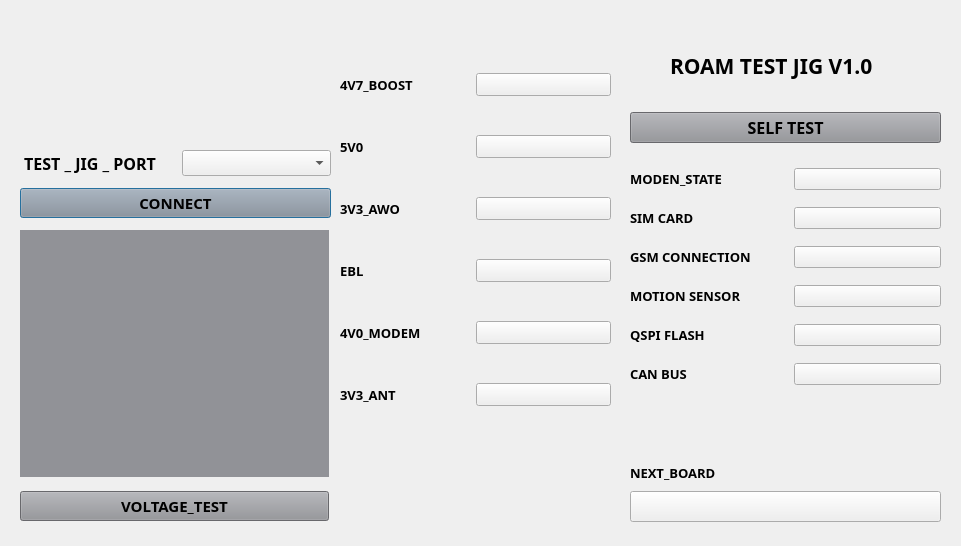
The window that dialog.ui (yaozong1/QT_testing_JIG) describes before a commit, drawn with Qt 5.
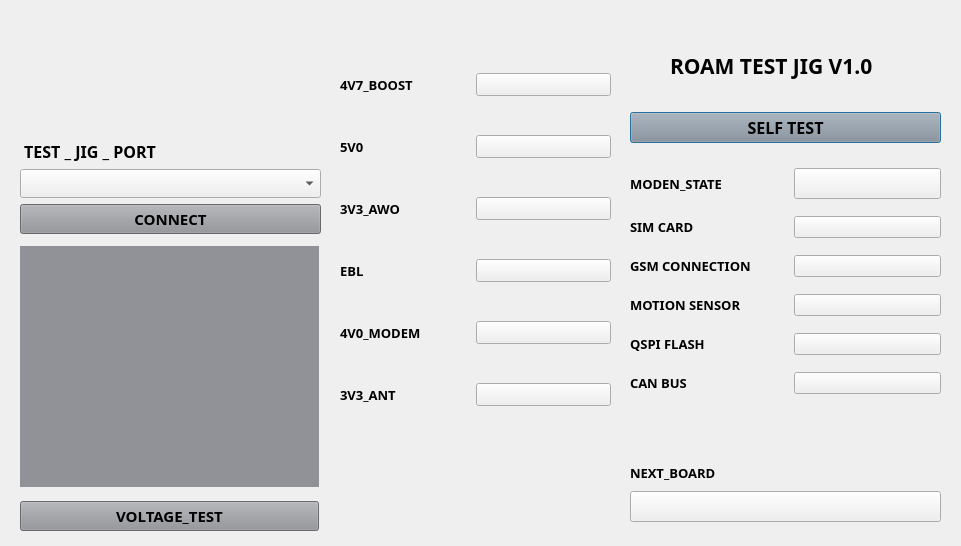
The same window after the commit. Icons and pictures are not drawn.

Commit message: Let the com show the name

The edit to the form file:
```diff
--- a/dialog.ui
+++ b/dialog.ui
@@ -67,205 +67,6 @@
     <string>ROAM TEST JIG V1.0</string>
    </property>
   </widget>
-  <widget class="QWidget" name="layoutWidget">
-   <property name="geometry">
-    <rect>
-     <x>20</x>
-     <y>150</y>
-     <width>311</width>
-     <height>371</height>
-    </rect>
-   </property>
-   <layout class="QVBoxLayout" name="verticalLayout_3">
-    <property name="leftMargin">
-     <number>0</number>
-    </property>
-    <property name="rightMargin">
-     <number>0</number>
-    </property>
-    <item>
-     <layout class="QVBoxLayout" name="verticalLayout">
-      <property name="spacing">
-       <number>12</number>
-      </property>
-      <property name="leftMargin">
-       <number>0</number>
-      </property>
-      <property name="rightMargin">
-       <number>0</number>
-      </property>
-      <item>
-       <layout class="QHBoxLayout" name="horizontalLayout">
-        <item>
-         <widget class="QLabel" name="label">
-          <property name="font">
-           <font>
-            <family>Arial Black</family>
-            <pointsize>12</pointsize>
-            <weight>75</weight>
-            <italic>false</italic>
-            <bold>true</bold>
-           </font>
-          </property>
-          <property name="text">
-           <string> TEST _ JIG _ PORT</string>
-          </property>
-          <property name="wordWrap">
-           <bool>false</bool>
-          </property>
-          <property name="buddy">
-           <cstring>Cboxport</cstring>
-          </property>
-         </widget>
-        </item>
-        <item>
-         <widget class="QComboBox" name="Cboxport">
-          <property name="font">
-           <font>
-            <family>Arial Black</family>
-            <pointsize>10</pointsize>
-            <weight>75</weight>
-            <bold>true</bold>
-           </font>
-          </property>
-         </widget>
-        </item>
-       </layout>
-      </item>
-      <item>
-       <widget class="QPushButton" name="btn_open">
-        <property name="sizeIncrement">
-         <size>
-          <width>0</width>
-          <height>0</height>
-         </size>
-        </property>
-        <property name="baseSize">
-         <size>
-          <width>0</width>
-          <height>0</height>
-         </size>
-        </property>
-        <property name="font">
-         <font>
-          <family>Arial Black</family>
-          <pointsize>11</pointsize>
-          <weight>75</weight>
-          <bold>true</bold>
-         </font>
-        </property>
-        <property name="styleSheet">
-         <string notr="true">background-color: #919297; color: black;</string>
-        </property>
-        <property name="text">
-         <string>CONNECT</string>
-        </property>
-       </widget>
-      </item>
-     </layout>
-    </item>
-    <item>
-     <layout class="QVBoxLayout" name="verticalLayout_2">
-      <property name="spacing">
-       <number>14</number>
-      </property>
-      <property name="topMargin">
-       <number>6</number>
-      </property>
-      <property name="rightMargin">
-       <number>2</number>
-      </property>
-      <property name="bottomMargin">
-       <number>0</number>
-      </property>
-      <item>
-       <widget class="QTextEdit" name="textEdit_Recv">
-        <property name="sizePolicy">
-         <sizepolicy hsizetype="Expanding" vsizetype="Expanding">
-          <horstretch>0</horstretch>
-          <verstretch>2</verstretch>
-         </sizepolicy>
-        </property>
-        <property name="maximumSize">
-         <size>
-          <width>16777215</width>
-          <height>308</height>
-         </size>
-        </property>
-        <property name="sizeIncrement">
-         <size>
-          <width>0</width>
-          <height>0</height>
-         </size>
-        </property>
-        <property name="font">
-         <font>
-          <family>Arial Black</family>
-          <pointsize>10</pointsize>
-          <weight>75</weight>
-          <bold>true</bold>
-         </font>
-        </property>
-        <property name="cursor" stdset="0">
-         <cursorShape>IBeamCursor</cursorShape>
-        </property>
-        <property name="autoFillBackground">
-         <bool>false</bool>
-        </property>
-        <property name="styleSheet">
-         <string notr="true">background-color: #919297; color: black;</string>
-        </property>
-        <property name="frameShape">
-         <enum>QFrame::NoFrame</enum>
-        </property>
-        <property name="frameShadow">
-         <enum>QFrame::Raised</enum>
-        </property>
-        <property name="lineWidth">
-         <number>1</number>
-        </property>
-        <property name="midLineWidth">
-         <number>0</number>
-        </property>
-        <property name="readOnly">
-         <bool>false</bool>
-        </property>
-        <property name="acceptRichText">
-         <bool>false</bool>
-        </property>
-        <property name="textInteractionFlags">
-         <set>Qt::TextEditorInteraction</set>
-        </property>
-       </widget>
-      </item>
-      <item>
-       <widget class="QPushButton" name="btn_yellow">
-        <property name="baseSize">
-         <size>
-          <width>0</width>
-          <height>0</height>
-         </size>
-        </property>
-        <property name="font">
-         <font>
-          <family>Arial Black</family>
-          <pointsize>11</pointsize>
-          <weight>75</weight>
-          <bold>true</bold>
-         </font>
-        </property>
-        <property name="styleSheet">
-         <string notr="true">background-color: #919297; color: black;</string>
-        </property>
-        <property name="text">
-         <string>VOLTAGE_TEST</string>
-        </property>
-       </widget>
-      </item>
-     </layout>
-    </item>
-   </layout>
-  </widget>
   <widget class="QWidget" name="layoutWidget">
    <property name="geometry">
     <rect>
@@ -350,7 +151,7 @@
           <property name="font">
            <font>
             <family>Arial</family>
-            <pointsize>9</pointsize>
+            <pointsize>14</pointsize>
             <weight>75</weight>
             <bold>true</bold>
            </font>
@@ -883,6 +684,182 @@
     </item>
    </layout>
   </widget>
+  <widget class="QWidget" name="">
+   <property name="geometry">
+    <rect>
+     <x>20</x>
+     <y>140</y>
+     <width>301</width>
+     <height>391</height>
+    </rect>
+   </property>
+   <layout class="QVBoxLayout" name="verticalLayout">
+    <item>
+     <widget class="QLabel" name="label">
+      <property name="font">
+       <font>
+        <family>Arial Black</family>
+        <pointsize>12</pointsize>
+        <weight>75</weight>
+        <italic>false</italic>
+        <bold>true</bold>
+       </font>
+      </property>
+      <property name="text">
+       <string> TEST _ JIG _ PORT</string>
+      </property>
+      <property name="wordWrap">
+       <bool>false</bool>
+      </property>
+      <property name="buddy">
+       <cstring>Cboxport</cstring>
+      </property>
+     </widget>
+    </item>
+    <item>
+     <widget class="QComboBox" name="Cboxport">
+      <property name="font">
+       <font>
+        <family>Calibri</family>
+        <pointsize>12</pointsize>
+        <weight>50</weight>
+        <bold>false</bold>
+       </font>
+      </property>
+     </widget>
+    </item>
+    <item>
+     <widget class="QPushButton" name="btn_open">
+      <property name="sizeIncrement">
+       <size>
+        <width>0</width>
+        <height>0</height>
+       </size>
+      </property>
+      <property name="baseSize">
+       <size>
+        <width>0</width>
+        <height>0</height>
+       </size>
+      </property>
+      <property name="font">
+       <font>
+        <family>Arial Black</family>
+        <pointsize>11</pointsize>
+        <weight>75</weight>
+        <bold>true</bold>
+       </font>
+      </property>
+      <property name="styleSheet">
+       <string notr="true">background-color: #919297; color: black;</string>
+      </property>
+      <property name="text">
+       <string>CONNECT</string>
+      </property>
+     </widget>
+    </item>
+    <item>
+     <layout class="QVBoxLayout" name="verticalLayout_2">
+      <property name="spacing">
+       <number>14</number>
+      </property>
+      <property name="topMargin">
+       <number>6</number>
+      </property>
+      <property name="rightMargin">
+       <number>2</number>
+      </property>
+      <property name="bottomMargin">
+       <number>0</number>
+      </property>
+      <item>
+       <widget class="QTextEdit" name="textEdit_Recv">
+        <property name="sizePolicy">
+         <sizepolicy hsizetype="Expanding" vsizetype="Expanding">
+          <horstretch>0</horstretch>
+          <verstretch>2</verstretch>
+         </sizepolicy>
+        </property>
+        <property name="maximumSize">
+         <size>
+          <width>16777215</width>
+          <height>308</height>
+         </size>
+        </property>
+        <property name="sizeIncrement">
+         <size>
+          <width>0</width>
+          <height>0</height>
+         </size>
+        </property>
+        <property name="font">
+         <font>
+          <family>Arial Black</family>
+          <pointsize>10</pointsize>
+          <weight>75</weight>
+          <bold>true</bold>
+         </font>
+        </property>
+        <property name="cursor" stdset="0">
+         <cursorShape>IBeamCursor</cursorShape>
+        </property>
+        <property name="autoFillBackground">
+         <bool>false</bool>
+        </property>
+        <property name="styleSheet">
+         <string notr="true">background-color: #919297; color: black;</string>
+        </property>
+        <property name="frameShape">
+         <enum>QFrame::NoFrame</enum>
+        </property>
+        <property name="frameShadow">
+         <enum>QFrame::Raised</enum>
+        </property>
+        <property name="lineWidth">
+         <number>1</number>
+        </property>
+        <property name="midLineWidth">
+         <number>0</number>
+        </property>
+        <property name="readOnly">
+         <bool>false</bool>
+        </property>
+        <property name="acceptRichText">
+         <bool>false</bool>
+        </property>
+        <property name="textInteractionFlags">
+         <set>Qt::TextEditorInteraction</set>
+        </property>
+       </widget>
+      </item>
+      <item>
+       <widget class="QPushButton" name="btn_yellow">
+        <property name="baseSize">
+         <size>
+          <width>0</width>
+          <height>0</height>
+         </size>
+        </property>
+        <property name="font">
+         <font>
+          <family>Arial Black</family>
+          <pointsize>11</pointsize>
+          <weight>75</weight>
+          <bold>true</bold>
+         </font>
+        </property>
+        <property name="styleSheet">
+         <string notr="true">background-color: #919297; color: black;</string>
+        </property>
+        <property name="text">
+         <string>VOLTAGE_TEST</string>
+        </property>
+       </widget>
+      </item>
+     </layout>
+    </item>
+   </layout>
+  </widget>
  </widget>
  <resources/>
  <connections/>
```
The commit also changes 2 other files.
